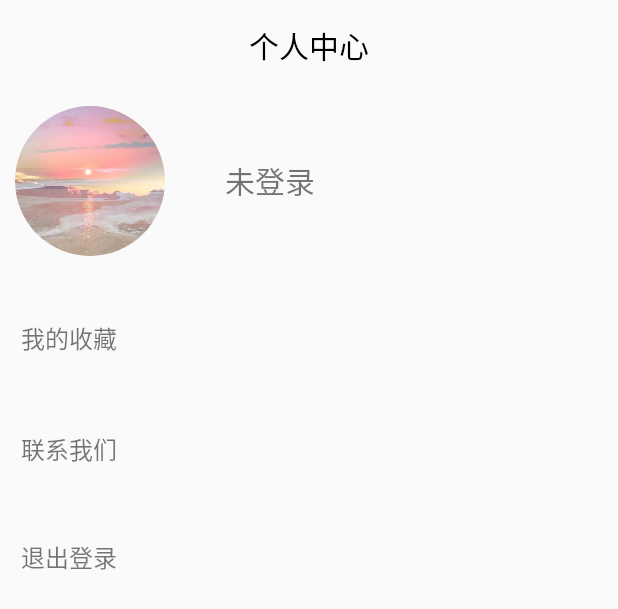
After one commit to ppyeluo/intelligentlifeassistant, an Android app: the layout main_my.xml on its own in the app's theme, with its tools: preview values and no code run, on a phone screen of 412 x 824 dp. The commit adds this screen. Shown: the top 609 px of the screen. Run offline under Robolectric (Android 15) with nearby library versions, the phone set to English and light mode, and no system bars.

```diff
--- a/app/src/main/AndroidManifest.xml
+++ b/app/src/main/AndroidManifest.xml
@@ -29,6 +29,7 @@
         <activity android:name=".module.FinanceActivity"/>
         <activity android:name=".module.finance.FinanceRecordActivity"/>
         <activity android:name=".module.NotepadActivity"/>
+        <activity android:name=".module.EntertainmentActivity"/>
     </application>
 
 </manifest>
--- a/app/src/main/java/com/sspu/intelligentlifeassistant/module/NotepadActivity.java
+++ b/app/src/main/java/com/sspu/intelligentlifeassistant/module/NotepadActivity.java
@@ -55,7 +55,6 @@ public class NotepadActivity extends AppCompatActivity {
         // 加载所有记录
         loadAllRecords();
 
-
         // 设置点击事件监听器
         newNoteButton.setOnClickListener(v -> showNewNoteLayout());
         pendingNoteButton.setOnClickListener(v -> showPendingNoteLayout());
--- a/app/src/main/java/com/sspu/intelligentlifeassistant/module/ProfileActivity.java
+++ /dev/null
@@ -1,6 +0,0 @@
-package com.sspu.intelligentlifeassistant.module;
-
-import androidx.appcompat.app.AppCompatActivity;
-
-public class ProfileActivity extends AppCompatActivity {
-}
--- /dev/null
+++ b/app/src/main/res/drawable/circle_image.xml
@@ -0,0 +1,5 @@
+<?xml version="1.0" encoding="utf-8"?>
+<shape xmlns:android="http://schemas.android.com/apk/res/android"
+    android:shape="oval">
+    <solid android:color="@android:color/white" />
+</shape>
--- /dev/null
+++ b/app/src/main/res/layout/main_my.xml
@@ -0,0 +1,97 @@
+<?xml version="1.0" encoding="utf-8"?>
+<RelativeLayout xmlns:android="http://schemas.android.com/apk/res/android"
+    android:layout_width="match_parent"
+    android:layout_height="match_parent">
+
+    <!-- 标题部分 -->
+    <TextView
+        android:id="@+id/title"
+        android:layout_width="match_parent"
+        android:layout_height="wrap_content"
+        android:text="个人中心"
+        android:textSize="20sp"
+        android:textColor="@android:color/black"
+        android:gravity="center"
+        android:layout_marginTop="10dp"
+        android:padding="5dp"/>
+
+    <LinearLayout
+        android:layout_below="@+id/title"
+        android:id="@+id/settings_info"
+        android:layout_width="match_parent"
+        android:layout_height="wrap_content"
+        android:layout_marginTop="20dp"
+        android:layout_marginLeft="10dp"
+        android:layout_marginRight="10dp"
+        android:layout_marginBottom="20dp">
+
+        <ImageView
+            android:layout_width="100dp"
+            android:layout_height="100dp"
+            android:src="@drawable/temp_main_top2"
+            android:scaleType="centerCrop"
+            android:background="@drawable/circle_image"
+            android:clipToOutline="true"/>
+        <TextView
+            android:id="@+id/tvLoginStatus"
+            android:layout_width="wrap_content"
+            android:layout_height="wrap_content"
+            android:layout_gravity="center_vertical"
+            android:text="未登录"
+            android:textSize="20dp"
+            android:layout_marginLeft="40dp"/>
+    </LinearLayout>
+    <LinearLayout
+        android:layout_below="@+id/settings_info"
+        android:layout_width="match_parent"
+        android:layout_height="wrap_content"
+        android:layout_marginLeft="10dp"
+        android:layout_marginRight="10dp"
+        android:orientation="vertical">
+
+        <LinearLayout
+            android:layout_width="match_parent"
+            android:layout_height="70dp">
+            <TextView
+                android:layout_width="wrap_content"
+                android:layout_height="wrap_content"
+                android:layout_gravity="center"
+                android:paddingLeft="4dp"
+                android:text="我的收藏"
+                android:textSize="16dp"/>
+        </LinearLayout>
+        <View
+            android:layout_width="match_parent"
+            android:layout_height="2dp"/>
+        <View
+            android:layout_width="match_parent"
+            android:layout_height="2dp"/>
+        <LinearLayout
+            android:id="@+id/btnContact"
+            android:layout_width="match_parent"
+            android:layout_height="70dp">
+            <TextView
+                android:layout_width="wrap_content"
+                android:layout_height="wrap_content"
+                android:layout_gravity="center"
+                android:paddingLeft="4dp"
+                android:text="联系我们"
+                android:textSize="16dp"/>
+        </LinearLayout>
+        <View
+            android:layout_width="match_parent"
+            android:layout_height="2dp"/>
+        <LinearLayout
+            android:id="@+id/btnLogout"
+            android:layout_width="match_parent"
+            android:layout_height="70dp">
+            <TextView
+                android:layout_width="wrap_content"
+                android:layout_height="wrap_content"
+                android:layout_gravity="center"
+                android:paddingLeft="4dp"
+                android:text="退出登录"
+                android:textSize="16dp"/>
+        </LinearLayout>
+    </LinearLayout>
+</RelativeLayout>
```
Also changed, not shown: app/src/main/java/com/sspu/intelligentlifeassistant/MainActivity.java (+25 -0 lines), app/src/main/res/layout/activity_main.xml (+16 -121 lines), app/src/main/res/layout/main_home.xml (added, +134 -0 lines).
